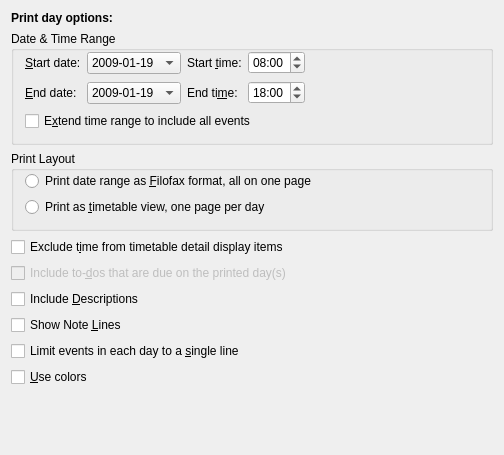
Above: printing/calprintdayconfig_base.ui from KDE/korganizer before the change. Below: the same form after it.
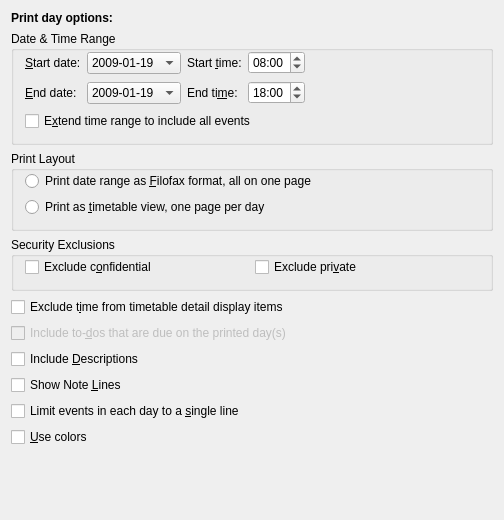
That is the form after the change. Custom widgets are drawn as their Qt base class.

Commit message: BUG: 65192 GUI: Configurable ability to exclude Confidential and Private Incidences Day, Week, Month and ToDo prints.

```diff
--- a/printing/calprintdayconfig_base.ui
+++ b/printing/calprintdayconfig_base.ui
@@ -7,8 +7,8 @@
    <rect>
     <x>0</x>
     <y>0</y>
-    <width>499</width>
-    <height>455</height>
+    <width>503</width>
+    <height>520</height>
    </rect>
   </property>
   <layout class="QGridLayout" name="gridLayout_3" >
@@ -228,6 +228,38 @@
     </widget>
    </item>
    <item row="3" column="0" >
+    <widget class="QGroupBox" name="mSecurity" >
+     <property name="title" >
+      <string>Security Exclusions</string>
+     </property>
+     <layout class="QHBoxLayout" name="horizontalLayout" >
+      <property name="topMargin" >
+       <number>0</number>
+      </property>
+      <item>
+       <widget class="QCheckBox" name="mExcludeConfidential" >
+        <property name="whatsThis" >
+         <string>Check this option to exclude confidential events.</string>
+        </property>
+        <property name="text" >
+         <string>Exclude c&amp;onfidential</string>
+        </property>
+       </widget>
+      </item>
+      <item>
+       <widget class="QCheckBox" name="mExcludePrivate" >
+        <property name="whatsThis" >
+         <string>Check this option to exclude private events</string>
+        </property>
+        <property name="text" >
+         <string>Exclude pri&amp;vate</string>
+        </property>
+       </widget>
+      </item>
+     </layout>
+    </widget>
+   </item>
+   <item row="4" column="0" >
     <widget class="QCheckBox" name="mExcludeTime" >
      <property name="whatsThis" >
       <string>Check this option to exclude the time in description box</string>
@@ -237,7 +269,7 @@
      </property>
     </widget>
    </item>
-   <item row="4" column="0" >
+   <item row="5" column="0" >
     <widget class="QCheckBox" name="mIncludeTodos" >
      <property name="enabled" >
       <bool>false</bool>
@@ -250,7 +282,7 @@
      </property>
     </widget>
    </item>
-   <item row="5" column="0" >
+   <item row="6" column="0" >
     <widget class="QCheckBox" name="mIncludeDescription" >
      <property name="whatsThis" >
       <string>Check this option to include the more detailed description for each event.</string>
@@ -260,7 +292,7 @@
      </property>
     </widget>
    </item>
-   <item row="6" column="0" >
+   <item row="7" column="0" >
     <widget class="QCheckBox" name="mShowNoteLines" >
      <property name="whatsThis" >
       <string>Check this option to draw note lines </string>
@@ -270,7 +302,7 @@
      </property>
     </widget>
    </item>
-   <item row="7" column="0" >
+   <item row="8" column="0" >
     <widget class="QCheckBox" name="mSingleLineLimit" >
      <property name="whatsThis" >
       <string>Check this option to limit events to a single line.</string>
@@ -280,7 +312,7 @@
      </property>
     </widget>
    </item>
-   <item row="8" column="0" >
+   <item row="9" column="0" >
     <widget class="QCheckBox" name="mColors" >
      <property name="whatsThis" >
       <string>If you want to use colors to distinguish certain categories on the print, check this option.</string>
@@ -290,7 +322,7 @@
      </property>
     </widget>
    </item>
-   <item row="9" column="0" >
+   <item row="10" column="0" >
     <spacer>
      <property name="orientation" >
       <enum>Qt::Vertical</enum>
```
The commit also changes 6 other files.
